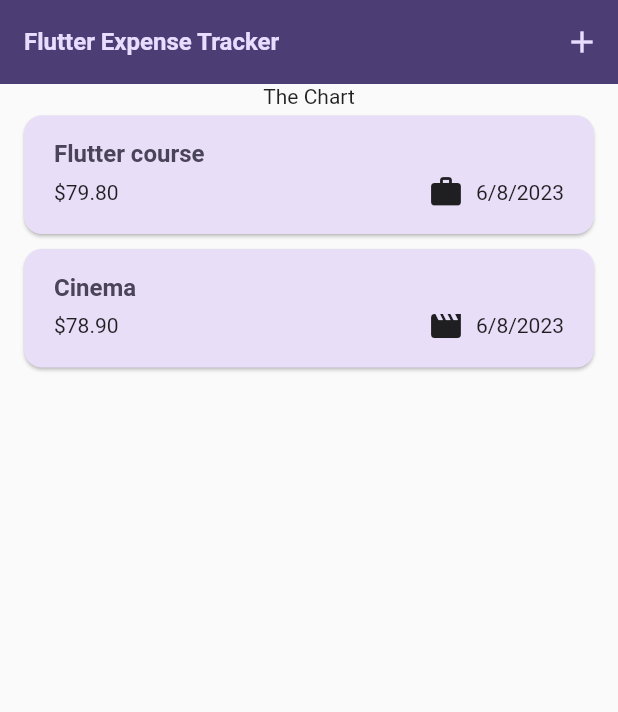
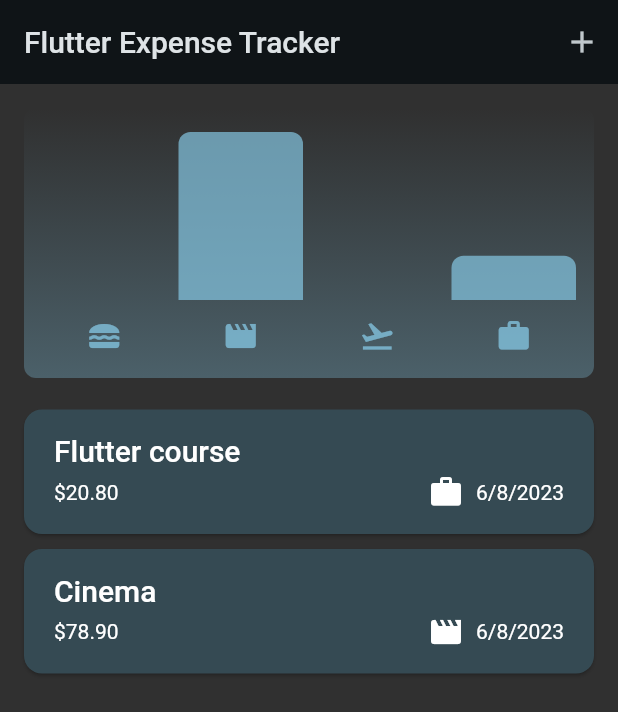
Before and after one commit to priyanshu251/expense_manager, a Flutter app: the screen it shows after launch, on a phone screen of 412 x 824 dp. Shown: the top 712 px of the screen. Run offline on Flutter 3.47's test engine with Material 2 defaults, Android fonts, the phone set to English and light mode, and no system bars.

Commit message:
final commit

```diff
--- a/lib/main.dart
+++ b/lib/main.dart
@@ -55,7 +55,7 @@ class MainApp extends StatelessWidget {
                   fontSize: 16),
             ),
       ),
-      themeMode: ThemeMode.system, //default
+      themeMode: ThemeMode.dark, //default
       home: const Scaffold(
         body: Center(
           child: Expenses(),
--- a/lib/modals/expense.dart
+++ b/lib/modals/expense.dart
@@ -33,3 +33,23 @@ class Expense {
     return formatter.format(date!);
   }
 }
+
+class ExpenseBucket {
+  const ExpenseBucket({required this.category, required this.expenses});
+
+  ExpenseBucket.forCategory(List<Expense> allExpenses, this.category)
+      : expenses = allExpenses
+            .where((expense) => expense.category == category)
+            .toList(); //read again, alternative constructor function
+
+  final Category category;
+  final List<Expense> expenses;
+
+  double get totalExpenses {
+    double sum = 0;
+    for (final expense in expenses) {
+      sum += expense.amount!;
+    }
+    return sum;
+  }
+}
--- /dev/null
+++ b/lib/widgets/chart/chart.dart
@@ -0,0 +1,95 @@
+import 'package:flutter/material.dart';
+
+import 'package:expense_manager/widgets/chart/chart_bar.dart';
+import 'package:expense_manager/modals/expense.dart';
+
+class Chart extends StatelessWidget {
+  const Chart({super.key, required this.expenses});
+
+  final List<Expense> expenses;
+
+  List<ExpenseBucket> get buckets {
+    return [
+      ExpenseBucket.forCategory(expenses, Category.food),
+      ExpenseBucket.forCategory(expenses, Category.leisure),
+      ExpenseBucket.forCategory(expenses, Category.travel),
+      ExpenseBucket.forCategory(expenses, Category.work),
+    ];
+  }
+
+  double get maxTotalExpense {
+    double maxTotalExpense = 0;
+
+    for (final bucket in buckets) {
+      if (bucket.totalExpenses > maxTotalExpense) {
+        maxTotalExpense = bucket.totalExpenses;
+      }
+    }
+
+    return maxTotalExpense;
+  }
+
+  @override
+  Widget build(BuildContext context) {
+    final isDarkMode =
+        MediaQuery.of(context).platformBrightness == Brightness.dark;
+    return Container(
+      margin: const EdgeInsets.all(16),
+      padding: const EdgeInsets.symmetric(
+        vertical: 16,
+        horizontal: 8,
+      ),
+      width: double.infinity,
+      height: 180,
+      decoration: BoxDecoration(
+        borderRadius: BorderRadius.circular(8),
+        gradient: LinearGradient(
+          colors: [
+            Theme.of(context).colorScheme.primary.withOpacity(0.3),
+            Theme.of(context).colorScheme.primary.withOpacity(0.0)
+          ],
+          begin: Alignment.bottomCenter,
+          end: Alignment.topCenter,
+        ),
+      ),
+      child: Column(
+        children: [
+          Expanded(
+            child: Row(
+              crossAxisAlignment: CrossAxisAlignment.end,
+              children: [
+                for (final bucket in buckets) // alternative to map()
+                  ChartBar(
+                    fill: bucket.totalExpenses == 0
+                        ? 0
+                        : bucket.totalExpenses / maxTotalExpense,
+                  )
+              ],
+            ),
+          ),
+          const SizedBox(height: 12),
+          Row(
+            children: buckets
+                .map(
+                  (bucket) => Expanded(
+                    child: Padding(
+                      padding: const EdgeInsets.symmetric(horizontal: 4),
+                      child: Icon(
+                        categoryIcons[bucket.category],
+                        color: isDarkMode
+                            ? Theme.of(context).colorScheme.secondary
+                            : Theme.of(context)
+                                .colorScheme
+                                .primary
+                                .withOpacity(0.7),
+                      ),
+                    ),
+                  ),
+                )
+                .toList(),
+          )
+        ],
+      ),
+    );
+  }
+}
--- /dev/null
+++ b/lib/widgets/chart/chart_bar.dart
@@ -0,0 +1,34 @@
+import 'package:flutter/material.dart';
+
+class ChartBar extends StatelessWidget {
+  const ChartBar({
+    super.key,
+    required this.fill,
+  });
+
+  final double fill;
+
+  @override
+  Widget build(BuildContext context) {
+    final isDarkMode =
+        MediaQuery.of(context).platformBrightness == Brightness.dark;
+    return Expanded(
+      child: Padding(
+        padding: const EdgeInsets.symmetric(horizontal: 4),
+        child: FractionallySizedBox(
+          heightFactor: fill,
+          child: DecoratedBox(
+            decoration: BoxDecoration(
+              shape: BoxShape.rectangle,
+              borderRadius:
+                  const BorderRadius.vertical(top: Radius.circular(8)),
+              color: isDarkMode
+                  ? Theme.of(context).colorScheme.secondary
+                  : Theme.of(context).colorScheme.primary.withOpacity(0.65),
+            ),
+          ),
+        ),
+      ),
+    );
+  }
+}
--- a/lib/widgets/expenses.dart
+++ b/lib/widgets/expenses.dart
@@ -1,9 +1,9 @@
-import 'dart:math';
-
 import 'package:expense_manager/widgets/expenses_list/expenses_list.dart';
 import 'package:expense_manager/widgets/new_expense.dart';
 import 'package:flutter/material.dart';
 import 'package:expense_manager/modals/expense.dart';
+import 'package:expense_manager/widgets/chart/chart.dart';
+import 'package:expense_manager/widgets/chart/chart_bar.dart';
 
 class Expenses extends StatefulWidget {
   const Expenses({super.key});
@@ -16,7 +16,7 @@ class _ExpensesState extends State<Expenses> {
   final List<Expense> _registeredExpenses = [
     Expense(
         title: 'Flutter course',
-        amount: 79.8,
+        amount: 20.8,
         date: DateTime.now(),
         category: Category.work),
     Expense(
@@ -80,7 +80,7 @@ class _ExpensesState extends State<Expenses> {
       ]),
       body: Column(
         children: [
-          const Text('The Chart'),
+          Chart(expenses: _registeredExpenses),
           Expanded(
             child: mainContent,
           ),
```
